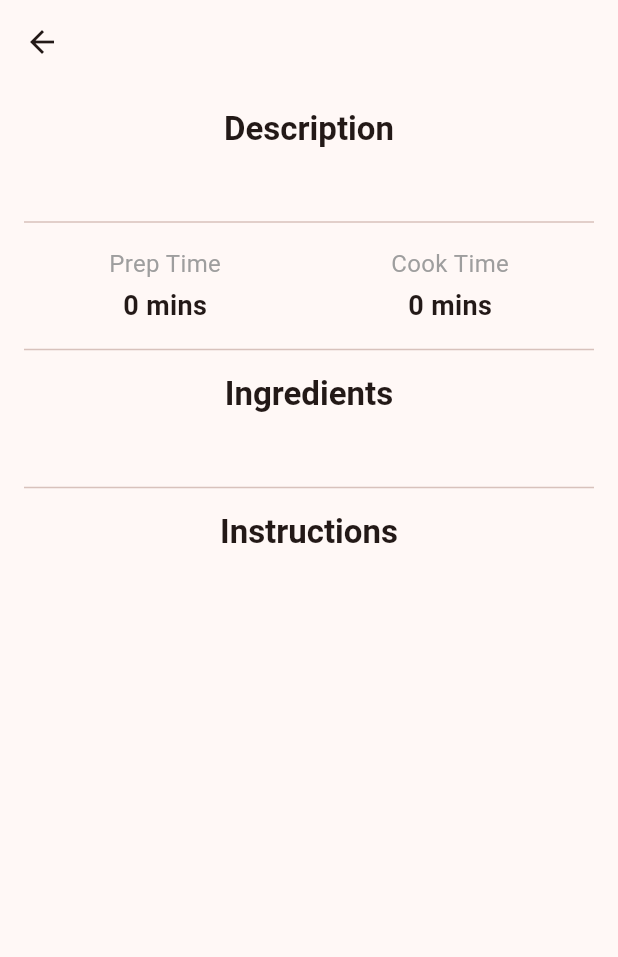
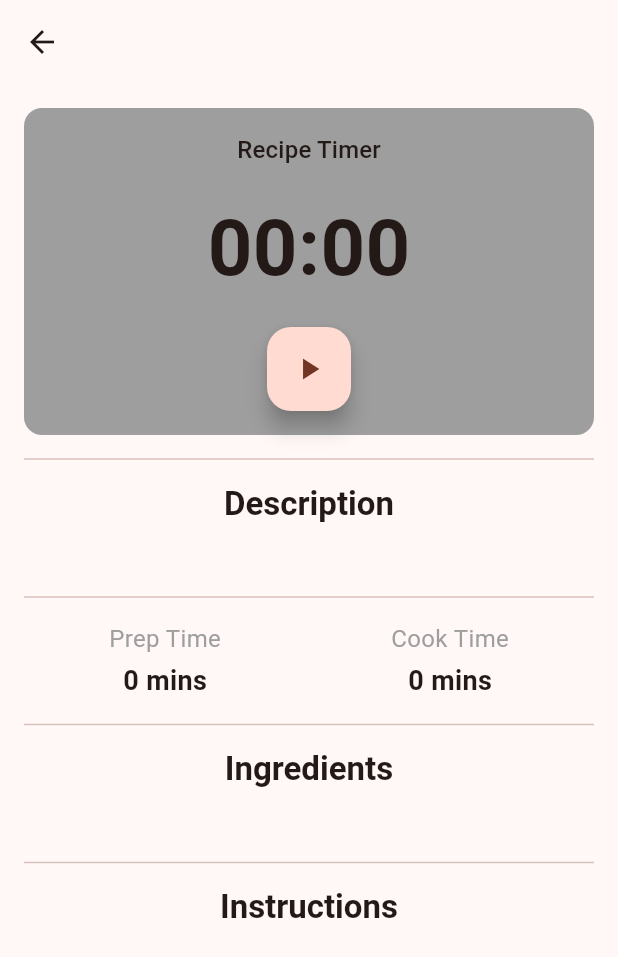
Before and after one commit to Excaliosee/Sou-Chef, a Flutter app: the RecipeDetailScreen screen opened directly with empty values, on a phone screen of 412 x 824 dp. Shown: the top 957 px of the screen. Run offline on Flutter 3.47's test engine with Material 3 defaults, Android fonts, the phone set to English and light mode, and no system bars; our stand-ins replace equatable, firebase_auth, firebase_core, flutter_bloc, flutter_tts, permission_handler; missing offline and left inert: flutter_sound; accounts and stored records are empty.

Commit message:
feat: Added Timer UI

```diff
--- a/sou_chef_flutter/lib/screens/recipe_detail_screen.dart
+++ b/sou_chef_flutter/lib/screens/recipe_detail_screen.dart
@@ -1,21 +1,57 @@
 import 'package:flutter/material.dart';
+import 'package:flutter_bloc/flutter_bloc.dart';
+import 'package:flutter_tts/flutter_tts.dart';
+import 'package:sou_chef_flutter/bloc/timer_bloc/timer_bloc.dart';
 import 'package:sou_chef_flutter/models/recipe.dart';
+import 'package:sou_chef_flutter/widgets/my_timer.dart';
 
-class RecipeDetailScreen extends StatelessWidget {
+class RecipeDetailScreen extends StatefulWidget {
   final Recipe recipe;
   const RecipeDetailScreen({super.key, required this.recipe});
 
   @override
+  State<RecipeDetailScreen> createState() => _RecipeDetailScreenState();
+}
+
+class _RecipeDetailScreenState extends State<RecipeDetailScreen> {
+  final TimerBloc _timerBloc = TimerBloc();
+  final FlutterTts _flutterTts = FlutterTts();
+
+  @override
+  void dispose() {
+    _timerBloc.close();
+    _flutterTts.stop();
+    super.dispose();
+  }
+
+  Future<void> _speak(String text) async {
+    await _flutterTts.awaitSpeakCompletion(true);
+    await _flutterTts.speak(text);
+  }
+
+  @override
   Widget build(BuildContext context) {
-    return Scaffold(
+    return BlocProvider.value(
+      value: _timerBloc,
+      child: BlocListener<TimerBloc, TimerState>(
+        listener: (context, state) {
+          if (state is TimerFinished) {
+            _speak("Timer Finished");
+          }
+        },
+        child: Scaffold(
           appBar: AppBar(
-        title: Text(recipe.title),
+            title: Text(widget.recipe.title),
           ),
           body: SingleChildScrollView(
             padding: EdgeInsets.all(16.0),
             child: Column(
               mainAxisAlignment: MainAxisAlignment.start,
               children: [
+
+                MyTimer(initialDuration: widget.recipe.prepTime * 60),
+                const Divider(height: 32, thickness: 1),
+
                 Text(
                   "Description",
                   style: Theme.of(context).textTheme.titleLarge?.copyWith(fontWeight: FontWeight.bold),
@@ -24,7 +60,7 @@ class RecipeDetailScreen extends StatelessWidget {
                 SizedBox(height: 8),
 
                 Text(
-              recipe.description,
+                  widget.recipe.description,
                   style: Theme.of(context).textTheme.bodyLarge,
                 ),
 
@@ -33,8 +69,8 @@ class RecipeDetailScreen extends StatelessWidget {
                 Row(
                   mainAxisAlignment: MainAxisAlignment.spaceAround,
                   children: [
-                _looker("Prep Time", "${recipe.prepTime} mins"),
-                _looker("Cook Time", "${recipe.cookTime} mins"),
+                    _looker("Prep Time", "${widget.recipe.prepTime} mins"),
+                    _looker("Cook Time", "${widget.recipe.cookTime} mins"),
                   ],
                 ),
 
@@ -48,7 +84,7 @@ class RecipeDetailScreen extends StatelessWidget {
                 const SizedBox(height: 8),
 
                 Text(
-              recipe.ingredients.replaceAll('\\n', '\n'),
+                  widget.recipe.ingredients.replaceAll('\\n', '\n'),
                   style: Theme.of(context).textTheme.bodyLarge?.copyWith(height: 1.5),
                 ),
 
@@ -62,10 +98,12 @@ class RecipeDetailScreen extends StatelessWidget {
                 const SizedBox(height: 8),
 
                 Text(
-              recipe.instructions.replaceAll("\n\n", "\n"),
+                  widget.recipe.instructions.replaceAll("\n\n", "\n"),
                   style: Theme.of(context).textTheme.bodyLarge?.copyWith(height: 1.5),
                 ),
               ],
+            ),
+          ),
         ),
       ),
     );
--- /dev/null
+++ b/sou_chef_flutter/lib/widgets/my_timer.dart
@@ -0,0 +1,88 @@
+import 'package:flutter/material.dart';
+import 'package:flutter_bloc/flutter_bloc.dart';
+import 'package:sou_chef_flutter/bloc/timer_bloc/timer_bloc.dart';
+
+class MyTimer extends StatelessWidget {
+  final int initialDuration;
+  const MyTimer({super.key, this.initialDuration = 300});
+
+  String _formatDuration(int seconds) {
+    final minutes = (seconds ~/ 60).toString().padLeft(2, '0');
+    final remainingSeconds = (seconds % 60).toString().padLeft(2, '0');
+    return "$minutes:$remainingSeconds";
+  }
+
+  @override
+  Widget build(BuildContext context) {
+    return Container(
+      padding: const EdgeInsets.all(16.0),
+      decoration: BoxDecoration(
+        color: Colors.grey,
+        borderRadius: BorderRadius.circular(12),
+      ),
+      child: Column(
+        children: [
+          Text(
+            'Recipe Timer',
+            style: Theme.of(context).textTheme.titleMedium,
+          ),
+
+          const SizedBox(height: 16,),
+
+          BlocBuilder<TimerBloc, TimerState>(
+            builder: (context, state) {
+              final displayTime = _formatDuration(state.remainingTime);
+              return Text(
+                displayTime,
+                style: TextStyle(
+                  fontSize: 52,
+                  fontWeight: FontWeight.bold,
+                ),
+              );
+            }
+          ),
+
+          const SizedBox(height: 16),
+
+          BlocBuilder<TimerBloc, TimerState>(
+            builder: (context, state) {
+              return Row(
+                mainAxisAlignment: MainAxisAlignment.center,
+                children: [
+                  if (state is TimerInitial || state is TimerPaused)
+                    FloatingActionButton(
+                      heroTag: 'timer_start_pause',
+                      child: const Icon(Icons.play_arrow),
+                      onPressed: () {
+                        final duration = state.remainingTime > 0 ? state.remainingTime : initialDuration;
+                        context.read<TimerBloc>().add(StartTimer(duration));
+                      }
+                    ),
+
+                  if (state is TimerRunning)
+                    FloatingActionButton(
+                      heroTag: 'timer_start_pause',
+                      child: Icon(Icons.pause),
+                      onPressed: () {
+                        context.read<TimerBloc>().add(const PauseTimer());
+                      }
+                    ),
+
+                  if (state is! TimerInitial)
+                    FloatingActionButton(
+                      heroTag: 'timer_reset',
+                      backgroundColor: Colors.red.shade700,
+                      child: Icon(Icons.replay),
+                      onPressed: () {
+                        context.read<TimerBloc>().add(const ResetTimer());
+                      }
+                    ),
+                ],
+              );
+            }
+          ),
+        ],
+      ),
+    );
+  }
+}
```
Also changed, not shown: 1 other file. Lines whose indentation alone changed are shown as unchanged.
